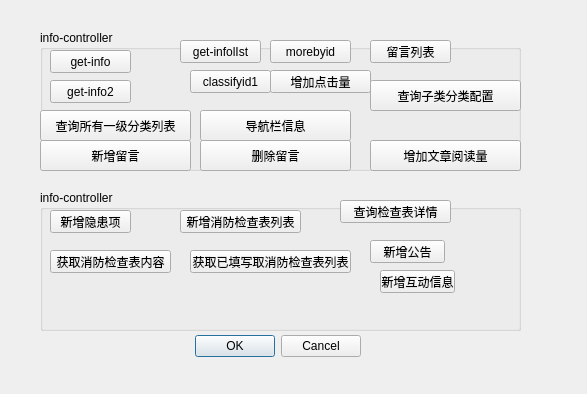
LDevin/CommandCenter, file CommandCenter/MainApp/hsftestdialog.ui: the form before one commit.
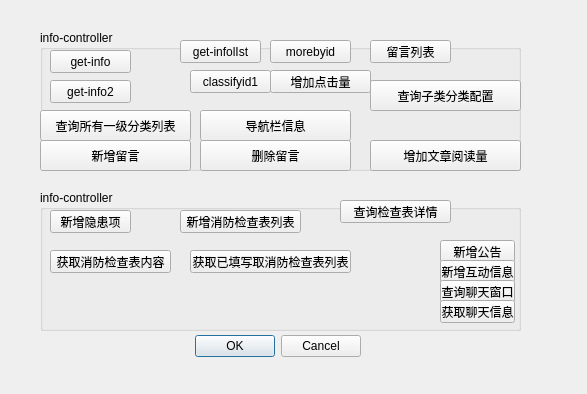
The form after the commit.

What changed in the file:
```diff
--- a/CommandCenter/MainApp/hsftestdialog.ui
+++ b/CommandCenter/MainApp/hsftestdialog.ui
@@ -291,7 +291,7 @@
    <widget class="QPushButton" name="addMessage">
     <property name="geometry">
      <rect>
-      <x>330</x>
+      <x>400</x>
       <y>50</y>
       <width>75</width>
       <height>23</height>
@@ -304,8 +304,8 @@
    <widget class="QPushButton" name="addComment">
     <property name="geometry">
      <rect>
-      <x>340</x>
-      <y>80</y>
+      <x>400</x>
+      <y>70</y>
       <width>75</width>
       <height>23</height>
      </rect>
@@ -314,6 +314,32 @@
      <string>新增互动信息</string>
     </property>
    </widget>
+   <widget class="QPushButton" name="getBoxInfo">
+    <property name="geometry">
+     <rect>
+      <x>400</x>
+      <y>90</y>
+      <width>75</width>
+      <height>23</height>
+     </rect>
+    </property>
+    <property name="text">
+     <string>查询聊天窗口</string>
+    </property>
+   </widget>
+   <widget class="QPushButton" name="getMessage">
+    <property name="geometry">
+     <rect>
+      <x>400</x>
+      <y>110</y>
+      <width>75</width>
+      <height>23</height>
+     </rect>
+    </property>
+    <property name="text">
+     <string>获取聊天信息</string>
+    </property>
+   </widget>
   </widget>
  </widget>
  <resources/>
```
